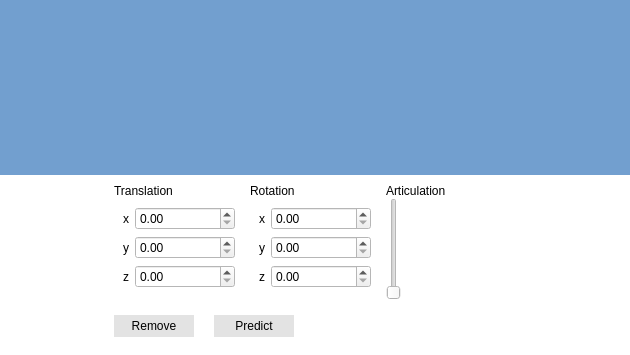
Before: the Qt Designer form src/main/view/correspondenceeditorcontrols/correspondenceeditorcontrols.ui in florianblume/6d-pat, drawn with Qt 5.
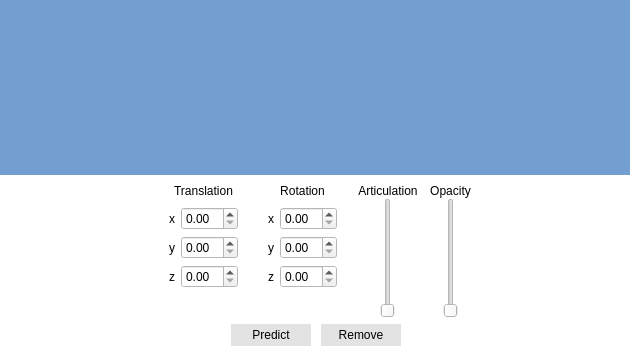
After: the same form once the commit is applied.

Commit message: Finished implementation of color settings. Fixed small bugs. Next: investigate performance issue and fix memory leaks.

What changed in the file:
```diff
--- a/src/main/view/correspondenceeditorcontrols/correspondenceeditorcontrols.ui
+++ b/src/main/view/correspondenceeditorcontrols/correspondenceeditorcontrols.ui
@@ -223,8 +223,218 @@
       <enum>QFrame::Plain</enum>
      </property>
      <layout class="QGridLayout" name="gridLayout_2">
-      <item row="0" column="2">
-       <widget class="QFrame" name="frame_4">
+      <item row="0" column="4" rowspan="2">
+       <widget class="QFrame" name="frameExpandingPlaceholderRight">
+        <property name="sizePolicy">
+         <sizepolicy hsizetype="Expanding" vsizetype="Preferred">
+          <horstretch>0</horstretch>
+          <verstretch>0</verstretch>
+         </sizepolicy>
+        </property>
+        <property name="frameShape">
+         <enum>QFrame::NoFrame</enum>
+        </property>
+        <property name="frameShadow">
+         <enum>QFrame::Plain</enum>
+        </property>
+        <property name="lineWidth">
+         <number>0</number>
+        </property>
+       </widget>
+      </item>
+      <item row="0" column="0" rowspan="2">
+       <widget class="QFrame" name="frameExpandingPlaceholderLeft">
+        <property name="sizePolicy">
+         <sizepolicy hsizetype="Expanding" vsizetype="Preferred">
+          <horstretch>0</horstretch>
+          <verstretch>0</verstretch>
+         </sizepolicy>
+        </property>
+        <property name="frameShape">
+         <enum>QFrame::NoFrame</enum>
+        </property>
+        <property name="frameShadow">
+         <enum>QFrame::Plain</enum>
+        </property>
+        <property name="lineWidth">
+         <number>0</number>
+        </property>
+       </widget>
+      </item>
+      <item row="0" column="1">
+       <widget class="QFrame" name="frameControls">
+        <property name="frameShape">
+         <enum>QFrame::NoFrame</enum>
+        </property>
+        <property name="frameShadow">
+         <enum>QFrame::Plain</enum>
+        </property>
+        <layout class="QGridLayout" name="gridLayout_3">
+         <property name="leftMargin">
+          <number>0</number>
+         </property>
+         <property name="topMargin">
+          <number>0</number>
+         </property>
+         <property name="rightMargin">
+          <number>0</number>
+         </property>
+         <property name="bottomMargin">
+          <number>0</number>
+         </property>
+         <property name="horizontalSpacing">
+          <number>12</number>
+         </property>
+         <property name="verticalSpacing">
+          <number>0</number>
+         </property>
+         <item row="0" column="0">
+          <widget class="QFrame" name="frameTranslation">
+           <property name="sizePolicy">
+            <sizepolicy hsizetype="Maximum" vsizetype="Expanding">
+             <horstretch>0</horstretch>
+             <verstretch>0</verstretch>
+            </sizepolicy>
+           </property>
+           <property name="maximumSize">
+            <size>
+             <width>130</width>
+             <height>16777215</height>
+            </size>
+           </property>
+           <property name="frameShape">
+            <enum>QFrame::NoFrame</enum>
+           </property>
+           <property name="frameShadow">
+            <enum>QFrame::Plain</enum>
+           </property>
+           <layout class="QVBoxLayout" name="verticalLayout">
+            <property name="spacing">
+             <number>0</number>
+            </property>
+            <property name="leftMargin">
+             <number>0</number>
+            </property>
+            <property name="topMargin">
+             <number>0</number>
+            </property>
+            <property name="rightMargin">
+             <number>0</number>
+            </property>
+            <property name="bottomMargin">
+             <number>0</number>
+            </property>
+            <item>
+             <widget class="QLabel" name="label_2">
+              <property name="sizePolicy">
+               <sizepolicy hsizetype="Preferred" vsizetype="Fixed">
+                <horstretch>0</horstretch>
+                <verstretch>0</verstretch>
+               </sizepolicy>
+              </property>
+              <property name="text">
+               <string>Translation</string>
+              </property>
+              <property name="alignment">
+               <set>Qt::AlignCenter</set>
+              </property>
+             </widget>
+            </item>
+            <item>
+             <widget class="QFrame" name="frame_6">
+              <property name="frameShape">
+               <enum>QFrame::NoFrame</enum>
+              </property>
+              <property name="frameShadow">
+               <enum>QFrame::Plain</enum>
+              </property>
+              <layout class="QFormLayout" name="formLayout">
+               <item row="0" column="0">
+                <widget class="QLabel" name="label_3">
+                 <property name="text">
+                  <string>x</string>
+                 </property>
+                </widget>
+               </item>
+               <item row="0" column="1">
+                <widget class="QDoubleSpinBox" name="doubleSpinBox">
+                 <property name="sizePolicy">
+                  <sizepolicy hsizetype="Maximum" vsizetype="Fixed">
+                   <horstretch>0</horstretch>
+                   <verstretch>0</verstretch>
+                  </sizepolicy>
+                 </property>
+                 <property name="maximumSize">
+                  <size>
+                   <width>150</width>
+                   <height>16777215</height>
+                  </size>
+                 </property>
+                 <property name="frame">
+                  <bool>true</bool>
+                 </property>
+                </widget>
+               </item>
+               <item row="1" column="0">
+                <widget class="QLabel" name="label_4">
+                 <property name="text">
+                  <string>y</string>
+                 </property>
+                </widget>
+               </item>
+               <item row="2" column="0">
+                <widget class="QLabel" name="label_5">
+                 <property name="text">
+                  <string>z</string>
+                 </property>
+                </widget>
+               </item>
+               <item row="1" column="1">
+                <widget class="QDoubleSpinBox" name="doubleSpinBox_2">
+                 <property name="sizePolicy">
+                  <sizepolicy hsizetype="Maximum" vsizetype="Fixed">
+                   <horstretch>0</horstretch>
+                   <verstretch>0</verstretch>
+                  </sizepolicy>
+                 </property>
+                 <property name="maximumSize">
+                  <size>
+                   <width>150</width>
+                   <height>16777215</height>
+                  </size>
+                 </property>
+                 <property name="frame">
+                  <bool>true</bool>
+                 </property>
+                </widget>
+               </item>
+               <item row="2" column="1">
+                <widget class="QDoubleSpinBox" name="doubleSpinBox_3">
+                 <property name="sizePolicy">
+                  <sizepolicy hsizetype="Maximum" vsizetype="Fixed">
+                   <horstretch>0</horstretch>
+                   <verstretch>0</verstretch>
+                  </sizepolicy>
+                 </property>
+                 <property name="maximumSize">
+                  <size>
+                   <width>150</width>
+                   <height>16777215</height>
+                  </size>
+                 </property>
+                 <property name="frame">
+                  <bool>true</bool>
+                 </property>
+                </widget>
+               </item>
+              </layout>
+             </widget>
+            </item>
+           </layout>
+          </widget>
+         </item>
+         <item row="0" column="1">
+          <widget class="QFrame" name="frameRotation">
         <property name="sizePolicy">
          <sizepolicy hsizetype="Maximum" vsizetype="Expanding">
           <horstretch>0</horstretch>
@@ -276,6 +486,9 @@
            <property name="text">
             <string>Rotation</string>
            </property>
+              <property name="alignment">
+               <set>Qt::AlignCenter</set>
+              </property>
           </widget>
          </item>
          <item>
@@ -378,7 +591,78 @@
        </widget>
       </item>
       <item row="0" column="3">
-       <widget class="QFrame" name="frame_9">
+          <widget class="QFrame" name="frameOpacity">
+           <property name="frameShape">
+            <enum>QFrame::NoFrame</enum>
+           </property>
+           <property name="frameShadow">
+            <enum>QFrame::Plain</enum>
+           </property>
+           <layout class="QGridLayout" name="gridLayout_4">
+            <property name="leftMargin">
+             <number>0</number>
+            </property>
+            <property name="topMargin">
+             <number>0</number>
+            </property>
+            <property name="rightMargin">
+             <number>0</number>
+            </property>
+            <property name="bottomMargin">
+             <number>0</number>
+            </property>
+            <property name="spacing">
+             <number>0</number>
+            </property>
+            <item row="0" column="0">
+             <widget class="QLabel" name="label_10">
+              <property name="text">
+               <string>Opacity</string>
+              </property>
+              <property name="alignment">
+               <set>Qt::AlignCenter</set>
+              </property>
+             </widget>
+            </item>
+            <item row="1" column="0">
+             <widget class="QFrame" name="frame_5">
+              <property name="frameShape">
+               <enum>QFrame::NoFrame</enum>
+              </property>
+              <property name="frameShadow">
+               <enum>QFrame::Plain</enum>
+              </property>
+              <layout class="QGridLayout" name="gridLayout_6">
+               <property name="leftMargin">
+                <number>0</number>
+               </property>
+               <property name="topMargin">
+                <number>0</number>
+               </property>
+               <property name="rightMargin">
+                <number>0</number>
+               </property>
+               <property name="bottomMargin">
+                <number>0</number>
+               </property>
+               <property name="spacing">
+                <number>0</number>
+               </property>
+               <item row="0" column="0">
+                <widget class="QSlider" name="verticalSlider_2">
+                 <property name="orientation">
+                  <enum>Qt::Vertical</enum>
+                 </property>
+                </widget>
+               </item>
+              </layout>
+             </widget>
+            </item>
+           </layout>
+          </widget>
+         </item>
+         <item row="0" column="2">
+          <widget class="QFrame" name="frameArticulation">
         <property name="sizePolicy">
          <sizepolicy hsizetype="Maximum" vsizetype="Expanding">
           <horstretch>0</horstretch>
@@ -421,9 +705,36 @@
            <property name="text">
             <string>Articulation</string>
            </property>
+              <property name="alignment">
+               <set>Qt::AlignCenter</set>
+              </property>
           </widget>
          </item>
          <item>
+             <widget class="QFrame" name="frame_4">
+              <property name="frameShape">
+               <enum>QFrame::NoFrame</enum>
+              </property>
+              <property name="frameShadow">
+               <enum>QFrame::Plain</enum>
+              </property>
+              <layout class="QGridLayout" name="gridLayout_5">
+               <property name="leftMargin">
+                <number>0</number>
+               </property>
+               <property name="topMargin">
+                <number>0</number>
+               </property>
+               <property name="rightMargin">
+                <number>0</number>
+               </property>
+               <property name="bottomMargin">
+                <number>0</number>
+               </property>
+               <property name="spacing">
+                <number>0</number>
+               </property>
+               <item row="0" column="0">
           <widget class="QSlider" name="verticalSlider">
            <property name="sizePolicy">
             <sizepolicy hsizetype="Fixed" vsizetype="Expanding">
@@ -445,209 +756,28 @@
         </layout>
        </widget>
       </item>
-      <item row="0" column="4" rowspan="2">
-       <widget class="QFrame" name="frame_8">
-        <property name="sizePolicy">
-         <sizepolicy hsizetype="Expanding" vsizetype="Preferred">
-          <horstretch>0</horstretch>
-          <verstretch>0</verstretch>
-         </sizepolicy>
-        </property>
-        <property name="frameShape">
-         <enum>QFrame::NoFrame</enum>
-        </property>
-        <property name="frameShadow">
-         <enum>QFrame::Plain</enum>
-        </property>
-        <property name="lineWidth">
-         <number>0</number>
-        </property>
-       </widget>
-      </item>
-      <item row="0" column="1">
-       <widget class="QFrame" name="frame_3">
-        <property name="sizePolicy">
-         <sizepolicy hsizetype="Maximum" vsizetype="Expanding">
-          <horstretch>0</horstretch>
-          <verstretch>0</verstretch>
-         </sizepolicy>
-        </property>
-        <property name="maximumSize">
-         <size>
-          <width>130</width>
-          <height>16777215</height>
-         </size>
-        </property>
-        <property name="frameShape">
-         <enum>QFrame::NoFrame</enum>
-        </property>
-        <property name="frameShadow">
-         <enum>QFrame::Plain</enum>
-        </property>
-        <layout class="QVBoxLayout" name="verticalLayout">
-         <property name="spacing">
-          <number>0</number>
-         </property>
-         <property name="leftMargin">
-          <number>0</number>
-         </property>
-         <property name="topMargin">
-          <number>0</number>
-         </property>
-         <property name="rightMargin">
-          <number>0</number>
-         </property>
-         <property name="bottomMargin">
-          <number>0</number>
-         </property>
-         <item>
-          <widget class="QLabel" name="label_2">
-           <property name="sizePolicy">
-            <sizepolicy hsizetype="Preferred" vsizetype="Fixed">
-             <horstretch>0</horstretch>
-             <verstretch>0</verstretch>
-            </sizepolicy>
-           </property>
-           <property name="text">
-            <string>Translation</string>
-           </property>
-          </widget>
-         </item>
-         <item>
-          <widget class="QFrame" name="frame_6">
-           <property name="frameShape">
-            <enum>QFrame::NoFrame</enum>
-           </property>
-           <property name="frameShadow">
-            <enum>QFrame::Plain</enum>
-           </property>
-           <layout class="QFormLayout" name="formLayout">
-            <item row="0" column="0">
-             <widget class="QLabel" name="label_3">
-              <property name="text">
-               <string>x</string>
-              </property>
-             </widget>
-            </item>
-            <item row="0" column="1">
-             <widget class="QDoubleSpinBox" name="doubleSpinBox">
-              <property name="sizePolicy">
-               <sizepolicy hsizetype="Maximum" vsizetype="Fixed">
-                <horstretch>0</horstretch>
-                <verstretch>0</verstretch>
-               </sizepolicy>
-              </property>
-              <property name="maximumSize">
-               <size>
-                <width>150</width>
-                <height>16777215</height>
-               </size>
-              </property>
-              <property name="frame">
-               <bool>true</bool>
-              </property>
-             </widget>
-            </item>
-            <item row="1" column="0">
-             <widget class="QLabel" name="label_4">
-              <property name="text">
-               <string>y</string>
-              </property>
-             </widget>
-            </item>
-            <item row="2" column="0">
-             <widget class="QLabel" name="label_5">
-              <property name="text">
-               <string>z</string>
-              </property>
+           </layout>
+          </widget>
+         </item>
+        </layout>
+        <zorder>frame_6</zorder>
+        <zorder>frameTranslation</zorder>
+        <zorder>frameRotation</zorder>
+        <zorder>frameArticulation</zorder>
+        <zorder>frameOpacity</zorder>
              </widget>
             </item>
             <item row="1" column="1">
-             <widget class="QDoubleSpinBox" name="doubleSpinBox_2">
-              <property name="sizePolicy">
-               <sizepolicy hsizetype="Maximum" vsizetype="Fixed">
-                <horstretch>0</horstretch>
-                <verstretch>0</verstretch>
-               </sizepolicy>
-              </property>
-              <property name="maximumSize">
-               <size>
-                <width>150</width>
-                <height>16777215</height>
-               </size>
-              </property>
-              <property name="frame">
-               <bool>true</bool>
-              </property>
-             </widget>
-            </item>
-            <item row="2" column="1">
-             <widget class="QDoubleSpinBox" name="doubleSpinBox_3">
-              <property name="sizePolicy">
-               <sizepolicy hsizetype="Maximum" vsizetype="Fixed">
-                <horstretch>0</horstretch>
-                <verstretch>0</verstretch>
-               </sizepolicy>
-              </property>
-              <property name="maximumSize">
-               <size>
-                <width>150</width>
-                <height>16777215</height>
-               </size>
-              </property>
-              <property name="frame">
-               <bool>true</bool>
-              </property>
-             </widget>
-            </item>
-           </layout>
-          </widget>
-         </item>
-        </layout>
-       </widget>
-      </item>
-      <item row="0" column="0" rowspan="2">
-       <widget class="QFrame" name="frame_10">
-        <property name="sizePolicy">
-         <sizepolicy hsizetype="Expanding" vsizetype="Preferred">
-          <horstretch>0</horstretch>
-          <verstretch>0</verstretch>
-         </sizepolicy>
-        </property>
+       <widget class="QFrame" name="frameButtons">
         <property name="frameShape">
          <enum>QFrame::NoFrame</enum>
         </property>
         <property name="frameShadow">
          <enum>QFrame::Plain</enum>
         </property>
-        <property name="lineWidth">
-         <number>0</number>
-        </property>
-       </widget>
-      </item>
-      <item row="1" column="1" colspan="3">
-       <widget class="QFrame" name="frame_5">
-        <property name="sizePolicy">
-         <sizepolicy hsizetype="Fixed" vsizetype="Fixed">
-          <horstretch>2</horstretch>
-          <verstretch>0</verstretch>
-         </sizepolicy>
-        </property>
-        <property name="minimumSize">
-         <size>
-          <width>100</width>
-          <height>40</height>
-         </size>
-        </property>
-        <property name="frameShape">
-         <enum>QFrame::NoFrame</enum>
-        </property>
-        <property name="frameShadow">
-         <enum>QFrame::Plain</enum>
-        </property>
-        <layout class="QHBoxLayout" name="horizontalLayout_2">
+        <layout class="QHBoxLayout" name="horizontalLayout_3">
          <property name="spacing">
-          <number>0</number>
+          <number>10</number>
          </property>
          <property name="leftMargin">
           <number>0</number>
@@ -662,69 +792,7 @@
           <number>0</number>
          </property>
          <item>
-          <widget class="QPushButton" name="pushButton">
-           <property name="sizePolicy">
-            <sizepolicy hsizetype="Fixed" vsizetype="Fixed">
-             <horstretch>0</horstretch>
-             <verstretch>0</verstretch>
-            </sizepolicy>
-           </property>
-           <property name="palette">
-            <palette>
-             <active>
-              <colorrole role="Button">
-               <brush brushstyle="SolidPattern">
-                <color alpha="255">
-                 <red>227</red>
-                 <green>227</green>
-                 <blue>227</blue>
-                </color>
-               </brush>
-              </colorrole>
-             </active>
-             <inactive>
-              <colorrole role="Button">
-               <brush brushstyle="SolidPattern">
-                <color alpha="255">
-                 <red>227</red>
-                 <green>227</green>
-                 <blue>227</blue>
-                </color>
-               </brush>
-              </colorrole>
-             </inactive>
-             <disabled>
-              <colorrole role="Button">
-               <brush brushstyle="SolidPattern">
-                <color alpha="255">
-                 <red>227</red>
-                 <green>227</green>
-                 <blue>227</blue>
-                </color>
-               </brush>
-              </colorrole>
-             </disabled>
-            </palette>
-           </property>
-           <property name="autoFillBackground">
-            <bool>true</bool>
-           </property>
-           <property name="text">
-            <string>Remove</string>
-           </property>
-           <property name="flat">
-            <bool>true</bool>
-           </property>
-          </widget>
-         </item>
-         <item>
-          <widget class="QFrame" name="frame_11">
-           <property name="minimumSize">
-            <size>
-             <width>20</width>
-             <height>0</height>
-            </size>
-           </property>
+          <widget class="QFrame" name="frame_2">
            <property name="frameShape">
             <enum>QFrame::NoFrame</enum>
            </property>
@@ -792,6 +860,72 @@
            </property>
           </widget>
          </item>
+         <item>
+          <widget class="QPushButton" name="pushButton">
+           <property name="sizePolicy">
+            <sizepolicy hsizetype="Fixed" vsizetype="Fixed">
+             <horstretch>0</horstretch>
+             <verstretch>0</verstretch>
+            </sizepolicy>
+           </property>
+           <property name="palette">
+            <palette>
+             <active>
+              <colorrole role="Button">
+               <brush brushstyle="SolidPattern">
+                <color alpha="255">
+                 <red>227</red>
+                 <green>227</green>
+                 <blue>227</blue>
+                </color>
+               </brush>
+              </colorrole>
+             </active>
+             <inactive>
+              <colorrole role="Button">
+               <brush brushstyle="SolidPattern">
+                <color alpha="255">
+                 <red>227</red>
+                 <green>227</green>
+                 <blue>227</blue>
+                </color>
+               </brush>
+              </colorrole>
+             </inactive>
+             <disabled>
+              <colorrole role="Button">
+               <brush brushstyle="SolidPattern">
+                <color alpha="255">
+                 <red>227</red>
+                 <green>227</green>
+                 <blue>227</blue>
+                </color>
+               </brush>
+              </colorrole>
+             </disabled>
+            </palette>
+           </property>
+           <property name="autoFillBackground">
+            <bool>true</bool>
+           </property>
+           <property name="text">
+            <string>Remove</string>
+           </property>
+           <property name="flat">
+            <bool>true</bool>
+           </property>
+          </widget>
+         </item>
+         <item>
+          <widget class="QFrame" name="frame_3">
+           <property name="frameShape">
+            <enum>QFrame::NoFrame</enum>
+           </property>
+           <property name="frameShadow">
+            <enum>QFrame::Plain</enum>
+           </property>
+          </widget>
+         </item>
         </layout>
        </widget>
       </item>
```
Left out of the diff: 3 changed lines with no effect on the pictures. Lines whose indentation alone changed are shown as unchanged. The commit also changes 21 other files.
